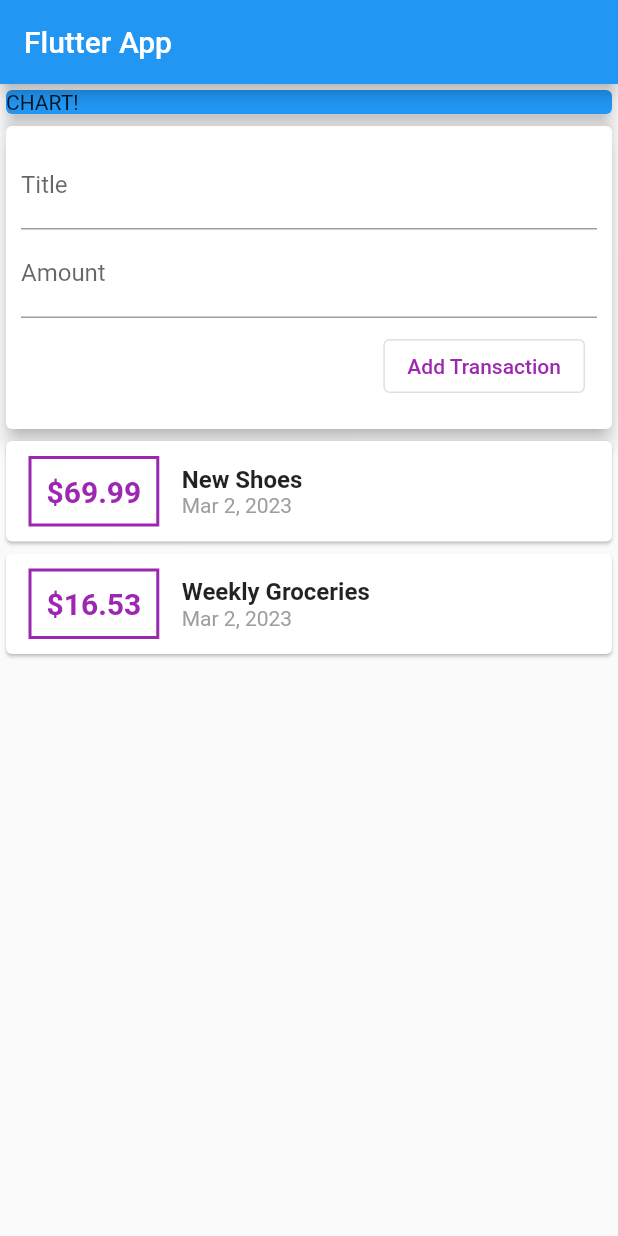
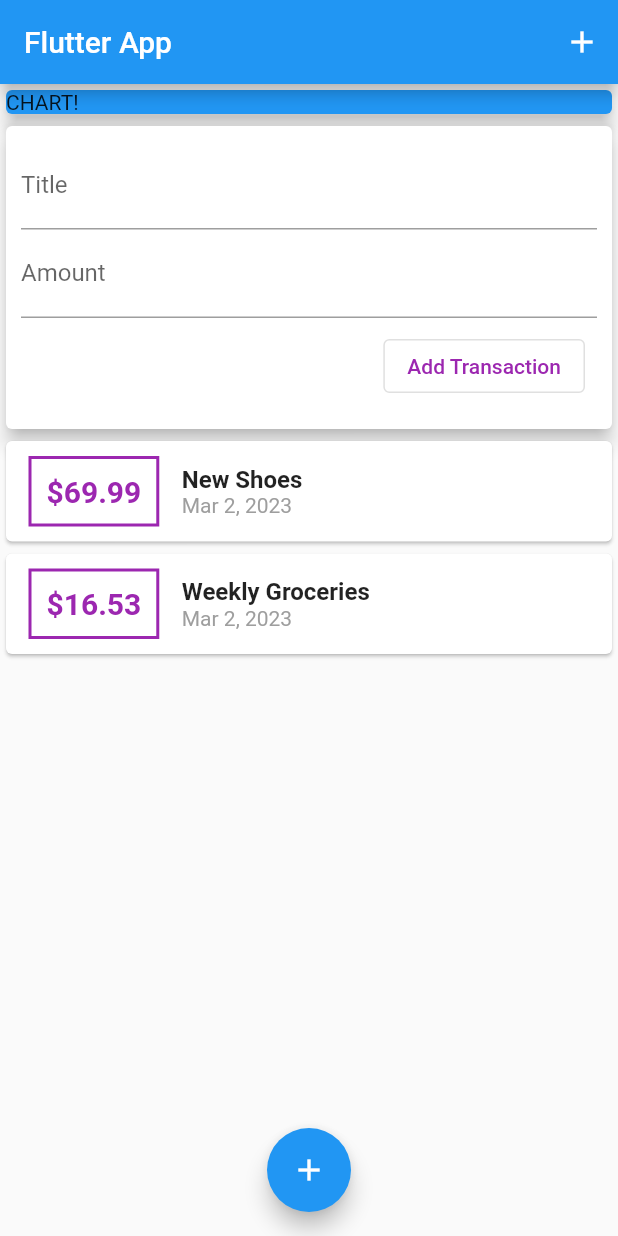
Before and after one commit to akibur-rahman/Daily-Expenses-Tracker-App, a Flutter app: the screen it shows after launch, after a tap on "Add Transaction", on a phone screen of 412 x 824 dp. Run offline on Flutter 3.47's test engine with Material 2 defaults, Android fonts, the phone set to English and light mode, and no system bars.

Commit message:
added add button

```diff
--- a/app/lib/main.dart
+++ b/app/lib/main.dart
@@ -8,6 +8,7 @@ class MyApp extends StatelessWidget {
   @override
   Widget build(BuildContext context) {
     return MaterialApp(
+      debugShowCheckedModeBanner: false,
       title: 'Flutter App',
       home: MyHomePage(),
     );
@@ -24,7 +25,10 @@ class MyHomePage extends StatelessWidget {
   Widget build(BuildContext context) {
     return Scaffold(
       appBar: AppBar(
-        title: Text('Flutter App'), //name in the appbar
+        title: Text('Flutter App'),
+        actions: [
+          IconButton(onPressed: () {}, icon: Icon(Icons.add))
+        ], //name in the appbar
       ),
       body: Container(
         child: SingleChildScrollView(
@@ -39,11 +43,16 @@ class MyHomePage extends StatelessWidget {
                   elevation: 5,
                 ),
               ),
-              UserTransactions()
+              UserTransactions(),
             ],
           ),
         ),
       ),
+      floatingActionButtonLocation: FloatingActionButtonLocation.centerFloat,
+      floatingActionButton: FloatingActionButton(
+        onPressed: () {},
+        child: Icon(Icons.add),
+      ),
     );
   }
 }
--- a/app/lib/widgets/new_transaction.dart
+++ b/app/lib/widgets/new_transaction.dart
@@ -41,10 +41,14 @@ class NewTransaction extends StatelessWidget {
                     ),
                   ),
                   onPressed: () {
-                    addTx(
-                      titleController.text,
-                      double.parse(amountController.text),
-                    );
+                    if (titleController.text.isEmpty ||
+                        double.parse(amountController.text) < 0) {
+                    } else {
+                      addTx(
+                        titleController.text,
+                        double.parse(amountController.text),
+                      );
+                    }
                   },
                 ),
               ),
--- a/app/lib/widgets/transaction_list.dart
+++ b/app/lib/widgets/transaction_list.dart
@@ -11,7 +11,7 @@ class TransactionList extends StatelessWidget {
   @override
   Widget build(BuildContext context) {
     return Container(
-      height: 300,
+      height: 400,
       child: ListView.builder(
         itemBuilder: (ctx, index) {
           return Card(
```
